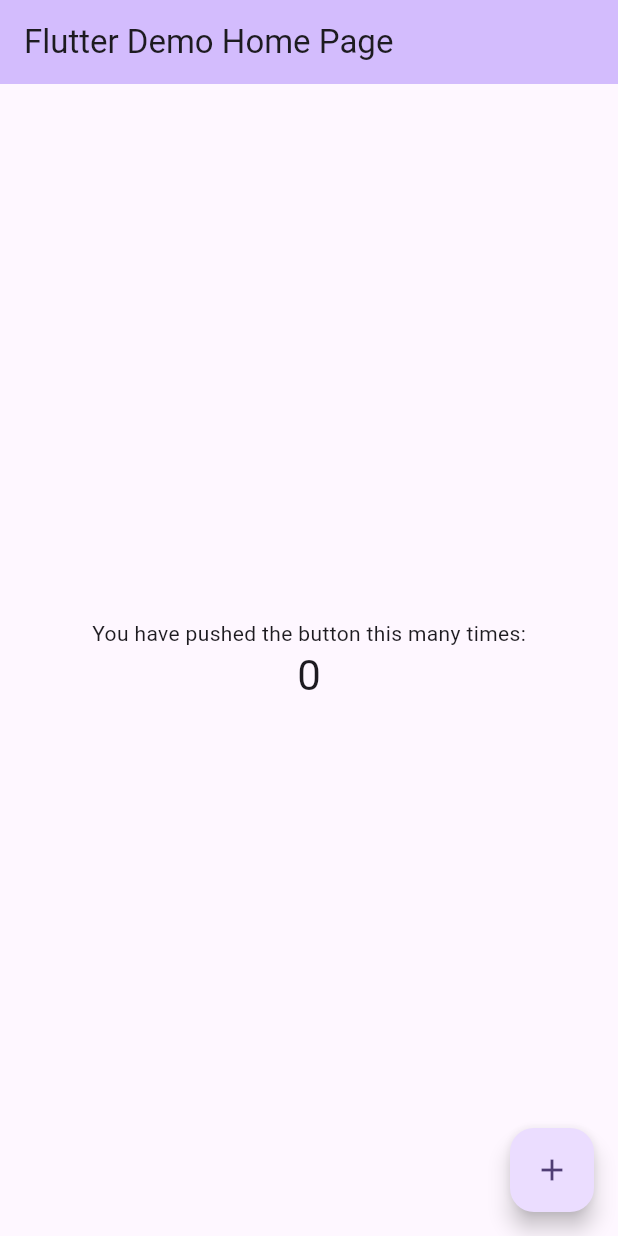
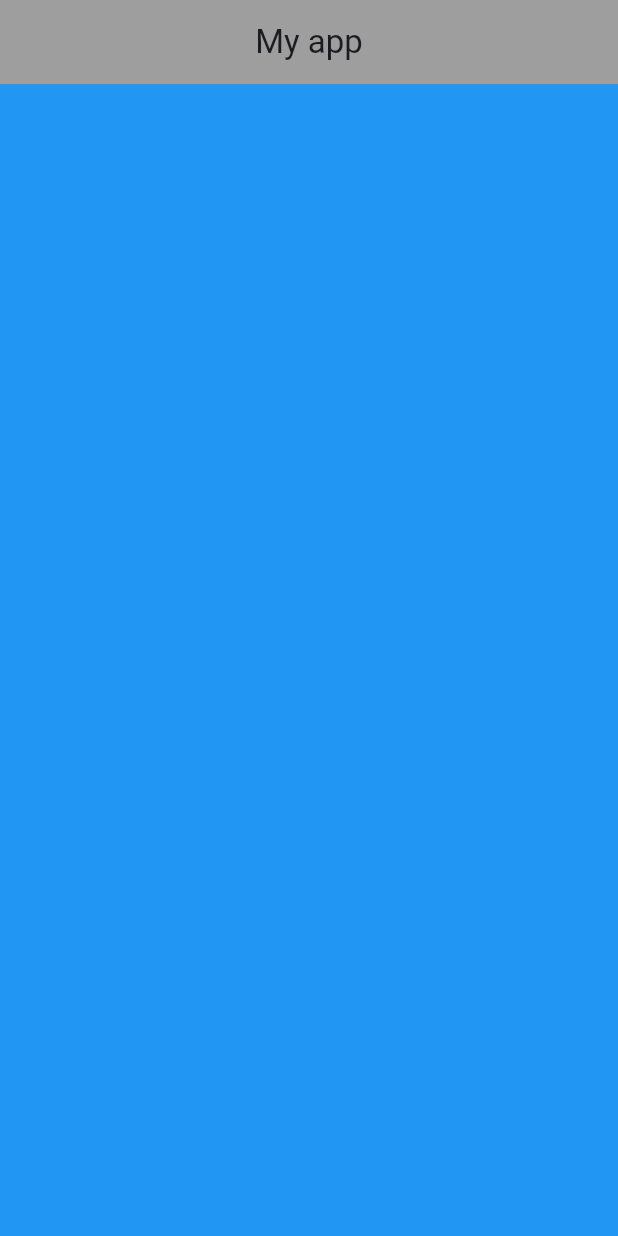
Before and after one commit to MauryaAayush/e_commerce, a Flutter app: the screen it shows after launch, on a phone screen of 412 x 824 dp. Run offline on Flutter 3.47's test engine with Material 3 defaults, Android fonts, the phone set to English and light mode, and no system bars.

Commit message:
Radhey radhey

```diff
--- a/lib/main.dart
+++ b/lib/main.dart
@@ -1,125 +1,30 @@
 import 'package:flutter/material.dart';
 
 void main() {
-  runApp(const MyApp());
+  runApp(const FirstPage());
 }
 
-class MyApp extends StatelessWidget {
-  const MyApp({super.key});
 
-  // This widget is the root of your application.
+class FirstPage extends StatelessWidget {
+  const FirstPage({super.key});
+
   @override
   Widget build(BuildContext context) {
-    return MaterialApp(
-      title: 'Flutter Demo',
-      theme: ThemeData(
-        // This is the theme of your application.
-        //
-        // TRY THIS: Try running your application with "flutter run". You'll see
-        // the application has a purple toolbar. Then, without quitting the app,
-        // try changing the seedColor in the colorScheme below to Colors.green
-        // and then invoke "hot reload" (save your changes or press the "hot
-        // reload" button in a Flutter-supported IDE, or press "r" if you used
-        // the command line to start the app).
-        //
-        // Notice that the counter didn't reset back to zero; the application
-        // state is not lost during the reload. To reset the state, use hot
-        // restart instead.
-        //
-        // This works for code too, not just values: Most code changes can be
-        // tested with just a hot reload.
-        colorScheme: ColorScheme.fromSeed(seedColor: Colors.deepPurple),
-        useMaterial3: true,
+    return  MaterialApp(
+      debugShowCheckedModeBanner: false,
+
+      home: Scaffold(
+        appBar: AppBar(
+          backgroundColor: Colors.grey,
+          title:  Text("My app"),
+          centerTitle: true,
+        ),
+        backgroundColor: Colors.blue,
+
+        body: Column(
+
+        ),
       ),
-      home: const MyHomePage(title: 'Flutter Demo Home Page'),
     );
   }
 }
-
-class MyHomePage extends StatefulWidget {
-  const MyHomePage({super.key, required this.title});
-
-  // This widget is the home page of your application. It is stateful, meaning
-  // that it has a State object (defined below) that contains fields that affect
-  // how it looks.
-
-  // This class is the configuration for the state. It holds the values (in this
-  // case the title) provided by the parent (in this case the App widget) and
-  // used by the build method of the State. Fields in a Widget subclass are
-  // always marked "final".
-
-  final String title;
-
-  @override
-  State<MyHomePage> createState() => _MyHomePageState();
-}
-
-class _MyHomePageState extends State<MyHomePage> {
-  int _counter = 0;
-
-  void _incrementCounter() {
-    setState(() {
-      // This call to setState tells the Flutter framework that something has
-      // changed in this State, which causes it to rerun the build method below
-      // so that the display can reflect the updated values. If we changed
-      // _counter without calling setState(), then the build method would not be
-      // called again, and so nothing would appear to happen.
-      _counter++;
-    });
-  }
-
-  @override
-  Widget build(BuildContext context) {
-    // This method is rerun every time setState is called, for instance as done
-    // by the _incrementCounter method above.
-    //
-    // The Flutter framework has been optimized to make rerunning build methods
-    // fast, so that you can just rebuild anything that needs updating rather
-    // than having to individually change instances of widgets.
-    return Scaffold(
-      appBar: AppBar(
-        // TRY THIS: Try changing the color here to a specific color (to
-        // Colors.amber, perhaps?) and trigger a hot reload to see the AppBar
-        // change color while the other colors stay the same.
-        backgroundColor: Theme.of(context).colorScheme.inversePrimary,
-        // Here we take the value from the MyHomePage object that was created by
-        // the App.build method, and use it to set our appbar title.
-        title: Text(widget.title),
-      ),
-      body: Center(
-        // Center is a layout widget. It takes a single child and positions it
-        // in the middle of the parent.
-        child: Column(
-          // Column is also a layout widget. It takes a list of children and
-          // arranges them vertically. By default, it sizes itself to fit its
-          // children horizontally, and tries to be as tall as its parent.
-          //
-          // Column has various properties to control how it sizes itself and
-          // how it positions its children. Here we use mainAxisAlignment to
-          // center the children vertically; the main axis here is the vertical
-          // axis because Columns are vertical (the cross axis would be
-          // horizontal).
-          //
-          // TRY THIS: Invoke "debug painting" (choose the "Toggle Debug Paint"
-          // action in the IDE, or press "p" in the console), to see the
-          // wireframe for each widget.
-          mainAxisAlignment: MainAxisAlignment.center,
-          children: <Widget>[
-            const Text(
-              'You have pushed the button this many times:',
-            ),
-            Text(
-              '$_counter',
-              style: Theme.of(context).textTheme.headlineMedium,
-            ),
-          ],
-        ),
-      ),
-      floatingActionButton: FloatingActionButton(
-        onPressed: _incrementCounter,
-        tooltip: 'Increment',
-        child: const Icon(Icons.add),
-      ), // This trailing comma makes auto-formatting nicer for build methods.
-    );
-  }
-}
--- a/pubspec.yaml
+++ b/pubspec.yaml
@@ -63,6 +63,9 @@ flutter:
   #   - images/a_dot_burr.jpeg
   #   - images/a_dot_ham.jpeg
 
+  assets:
+    - Assest/img/
+
   # An image asset can refer to one or more resolution-specific "variants", see
   # https://flutter.dev/assets-and-images/#resolution-aware
 
```
Also changed, not shown: Assest/img/1.png (added), 1 other file.
